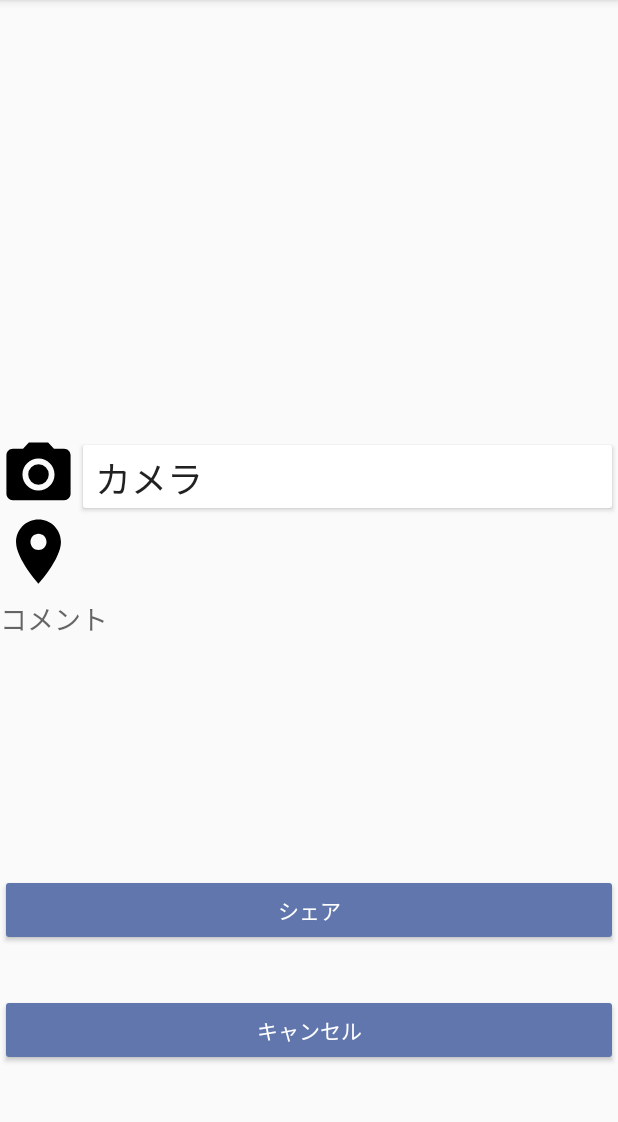
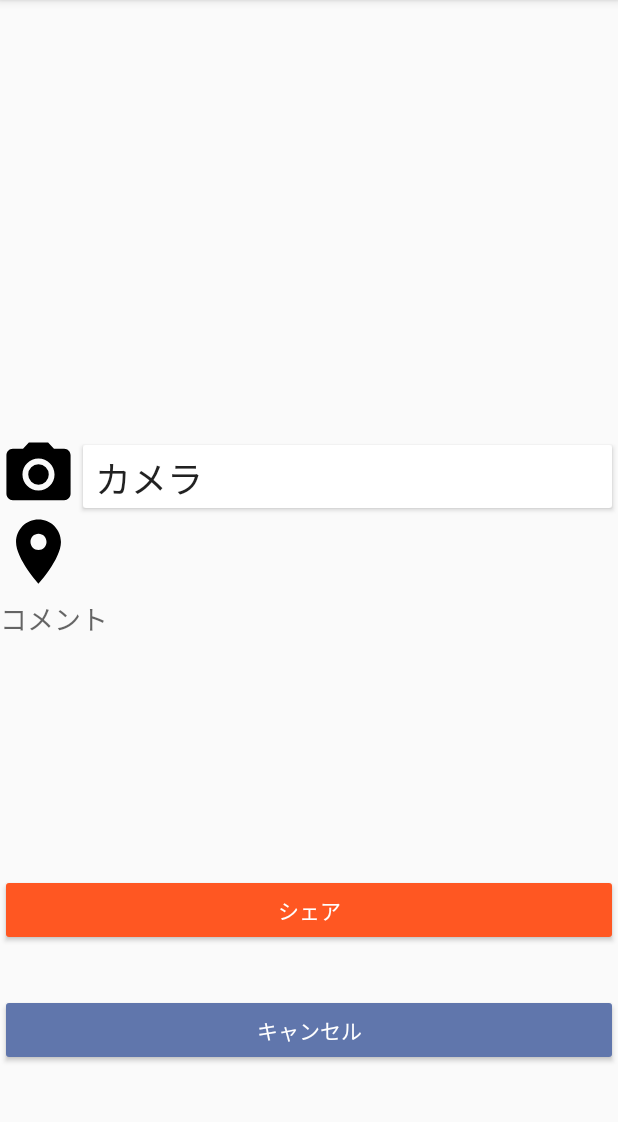
Before and after one commit to matsusaka-k/MapPin, an Android app: the PostPreparation screen opened directly, with no data from a screen before it, on a phone screen of 412 x 824 dp, the part 84-1206 px from its top. Run offline under Robolectric (Android 15) with nearby library versions, the phone set to English and light mode, and no system bars; pictures from the network do not load.

Commit message:
postpreparationの変更

```diff
--- a/app/src/main/res/layout/activity_post_preparation.xml
+++ b/app/src/main/res/layout/activity_post_preparation.xml
@@ -11,7 +11,7 @@
         android:layout_width="0dp"
         android:layout_height="wrap_content"
         android:layout_marginTop="16dp"
-        android:backgroundTint="@color/material_dynamic_primary50"
+        android:backgroundTint="#FF5722"
         android:text="シェア"
         android:textColor="@color/white"
         app:layout_constraintEnd_toEndOf="parent"
```
